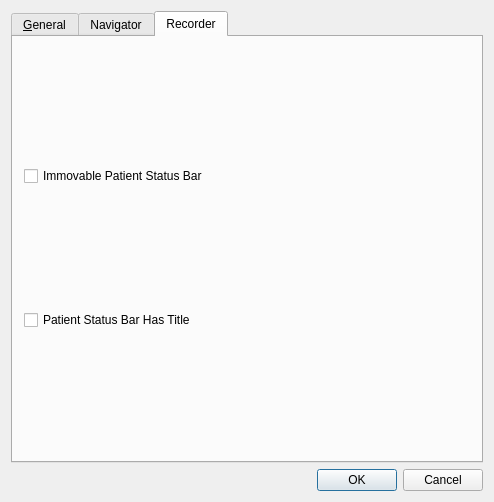
Old version of the form src/gui/ui/simulatorsettingsdialog.ui in the repository mannd/epsimulator.
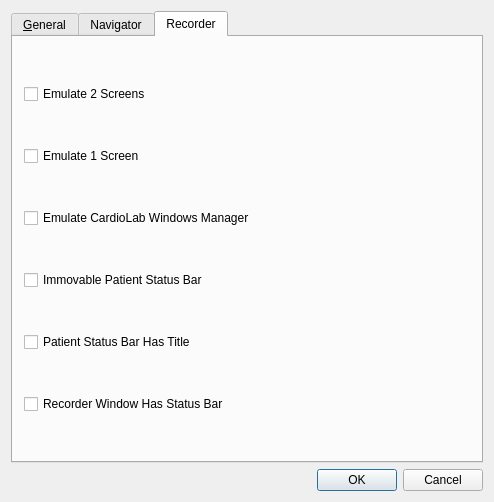
New version of the form. The open tabs and pages were chosen to show the change.

Commit message: r416@SuperSluggo:  mannd | 2008-06-08 21:07:05 -0400  used kludge to fix setupIntialScreen() moving subwindow problem

```diff
--- a/src/gui/ui/simulatorsettingsdialog.ui
+++ b/src/gui/ui/simulatorsettingsdialog.ui
@@ -190,21 +190,49 @@
       <attribute name="title" >
        <string>Recorder</string>
       </attribute>
-      <layout class="QGridLayout" >
-       <item row="0" column="0" >
+      <layout class="QVBoxLayout" name="verticalLayout" >
+       <item>
+        <widget class="QCheckBox" name="emulateTwoScreensCheckBox" >
+         <property name="text" >
+          <string>Emulate 2 Screens</string>
+         </property>
+        </widget>
+       </item>
+       <item>
+        <widget class="QCheckBox" name="emulateOneScreenCheckBox" >
+         <property name="text" >
+          <string>Emulate 1 Screen</string>
+         </property>
+        </widget>
+       </item>
+       <item>
+        <widget class="QCheckBox" name="emulateWindowsManagerCheckBox" >
+         <property name="text" >
+          <string>Emulate CardioLab Windows Manager</string>
+         </property>
+        </widget>
+       </item>
+       <item>
         <widget class="QCheckBox" name="immovablePatientStatusBarCheckBox" >
          <property name="text" >
           <string>Immovable Patient Status Bar</string>
          </property>
         </widget>
        </item>
-       <item row="1" column="0" >
+       <item>
         <widget class="QCheckBox" name="patientStatusBarHasTitleCheckBox" >
          <property name="text" >
           <string>Patient Status Bar Has Title</string>
          </property>
         </widget>
        </item>
+       <item>
+        <widget class="QCheckBox" name="recorderHasStatusBarCheckBox" >
+         <property name="text" >
+          <string>Recorder Window Has Status Bar</string>
+         </property>
+        </widget>
+       </item>
       </layout>
      </widget>
     </widget>
```
The commit also changes 9 other files.
